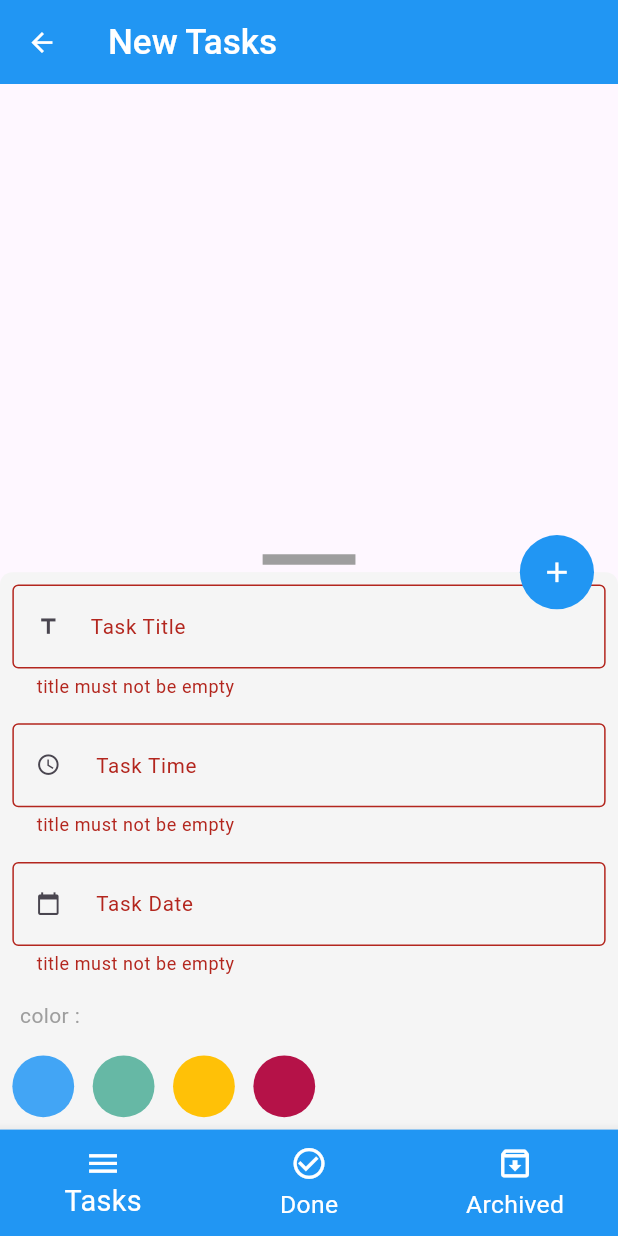
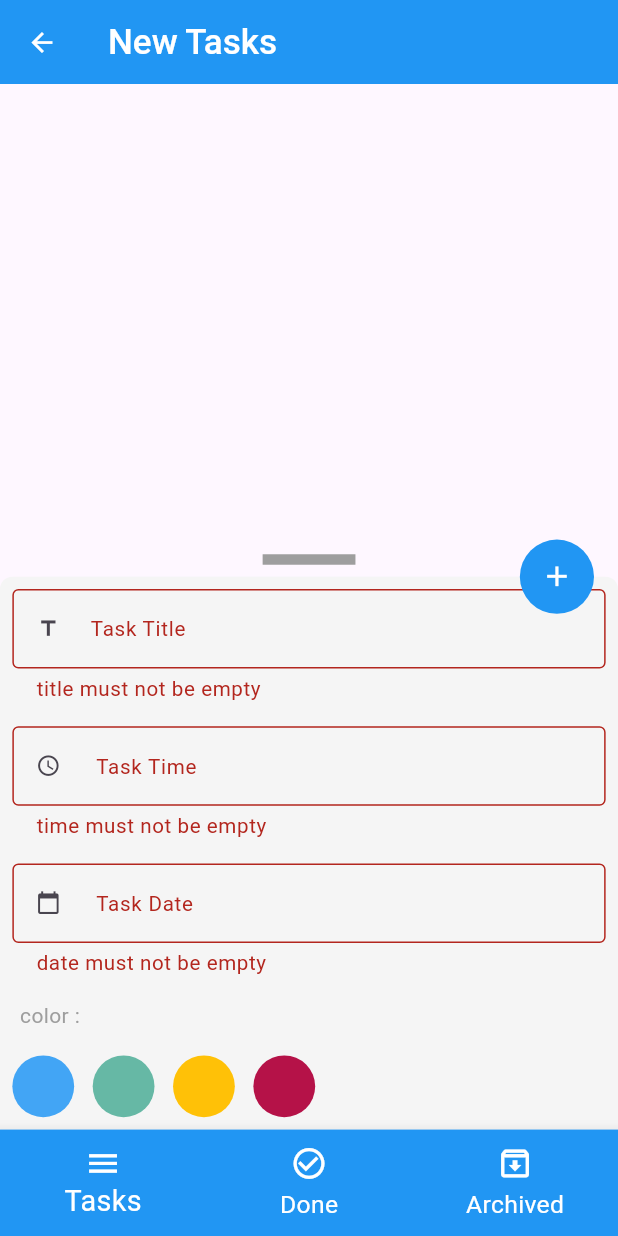
Before and after one commit to OmarMushtaha2020/to_do_app, a Flutter app: the screen it shows after launch, after a tap on the "edit" icon, after a tap on the "add" icon, on a phone screen of 412 x 824 dp. Run offline on Flutter 3.47's test engine with Material 3 defaults, Android fonts, the phone set to English and light mode, and no system bars; our stand-ins replace animated_splash_screen, device_preview, firebase_core, firebase_crashlytics, flutter_bloc, sizer and 1 more; accounts and stored records are empty; project files that could hold a hidden picture were left out.

Commit message:
Minor modifications and improvements to the code and make at responsive

```diff
--- a/lib/layout/home_screen/home_screen.dart
+++ b/lib/layout/home_screen/home_screen.dart
@@ -67,6 +67,12 @@ class Home_Screen extends StatelessWidget {
                           buildTextFromField(
                             icons: Icons.title,
                             type: TextInputType.name,
+                            validatorForm: ( value){
+                              if(value!.isEmpty){
+                                return "title must not be empty";
+                              }
+                              return null;
+                            },
                             text: "Task Title",
                             controller: email,
                           ),
@@ -75,6 +81,12 @@ class Home_Screen extends StatelessWidget {
                           ),
                           buildTextFromField(
                             text: ' Task Time',
+                            validatorForm: ( value){
+                              if(value!.isEmpty){
+                                return "time must not be empty";
+                              }
+                              return null;
+                            },
                             icons: Icons.watch_later_outlined,
                             controller: time,
                             type: TextInputType.datetime,
@@ -92,6 +104,12 @@ class Home_Screen extends StatelessWidget {
                           ),
                           buildTextFromField(
                             text: ' Task Date',
+                            validatorForm: ( value){
+                              if(value!.isEmpty){
+                                return "date must not be empty";
+                              }
+                              return null;
+                            },
                             icons: Icons.calendar_today,
                             controller: date,
                             fun: () {
@@ -224,6 +242,12 @@ class Home_Screen extends StatelessWidget {
                               icons: Icons.title,
                               type: TextInputType.name,
                               text: "Task Title",
+                              validatorForm: ( value){
+                                if(value!.isEmpty){
+                                  return "title must not be empty";
+                                }
+                                return null;
+                              },
                               controller: email,
                             ),
                             SizedBox(
@@ -231,6 +255,12 @@ class Home_Screen extends StatelessWidget {
                             ),
                             buildTextFromField(
                               text: ' Task Time',
+                              validatorForm: ( value){
+                                if(value!.isEmpty){
+                                  return "time must not be empty";
+                                }
+                                return null;
+                              },
                               icons: Icons.watch_later_outlined,
                               controller: time,
                               type: TextInputType.datetime,
@@ -250,6 +280,12 @@ class Home_Screen extends StatelessWidget {
                             ),
                             buildTextFromField(
                               text: ' Task Date',
+                              validatorForm: ( value){
+                                if(value!.isEmpty){
+                                  return "date must not be empty";
+                                }
+                                return null;
+                              },
                               icons: Icons.calendar_today,
                               controller: date,
                               fun: () {
--- a/lib/modules/archive_tasks/archive_tasks.dart
+++ b/lib/modules/archive_tasks/archive_tasks.dart
@@ -16,7 +16,7 @@ class Archive_Tasks extends StatelessWidget {
 
       },
       builder: (context, state) {
-        return buildListOfTask(Archivetask,"archiveTask");
+        return buildListOfTask(archiveTask,"archiveTask");
 
       },
     );
--- a/lib/modules/done_tasks/done_tasks.dart
+++ b/lib/modules/done_tasks/done_tasks.dart
@@ -17,7 +17,7 @@ class Done_Tasks extends StatelessWidget {
 
       },
       builder: (context, state) {
-        return buildListOfTask(Donetask,"doneTask");
+        return buildListOfTask(doneTask,"doneTask");
 
 
 
--- a/lib/modules/new_tasks/new_tasks.dart
+++ b/lib/modules/new_tasks/new_tasks.dart
@@ -15,7 +15,7 @@ class New_Tasks extends StatelessWidget {
 
       },
       builder: (context, state) {
-        return buildListOfTask(Newtask,"newTask");
+        return buildListOfTask(newTask,"newTask");
       },
     );
   }
--- a/lib/shared/components/components.dart
+++ b/lib/shared/components/components.dart
@@ -14,19 +14,28 @@ Widget buildTextFromField(
         {VoidCallback? fun,
         required TextEditingController controller,
         TextInputType? type,
+          required String? validatorForm(String? value),
         required String text,
         required IconData icons}) =>
     TextFormField(
       enabled: true,
+
       onChanged: onChangedFormField,
-      validator: validatorFormField,
+      validator: validatorForm,
       controller: controller,
       onTap: fun,
       keyboardType: type,
+      style: TextStyle(
+        fontSize: 10.sp, // Change this value to enlarge or reduce the text size
+      ),
+
       decoration: InputDecoration(
         border: OutlineInputBorder(),
         labelText: "$text",
+errorStyle: TextStyle(
+fontSize: 10.sp, // Change this value to enlarge or reduce the text size
 
+),
         labelStyle: TextStyle(
           fontSize: 10.sp,
         ),
@@ -41,9 +50,9 @@ void onChangedFormField(String value) {
   print(value);
 }
 
-String? validatorFormField(String? value) {
+String? validatorFormField(String? value,{String ?name}) {
   if (value!.isEmpty) {
-    return "title must not be empty";
+    return "$name must not be empty";
   }
   return null;
 }
@@ -85,6 +94,12 @@ Widget buildNewTaskFormat(item, context) => Dismissible(
                           children: [
                             buildTextFromField(
                               icons: Icons.title,
+                              validatorForm: ( value){
+                                if(value!.isEmpty){
+                                  return "title must not be empty";
+}
+                                return null;
+},
                               type: TextInputType.name,
                               text: "Task Title",
                               controller: email,
@@ -94,6 +109,12 @@ Widget buildNewTaskFormat(item, context) => Dismissible(
                             ),
                             buildTextFromField(
                               text: ' Task Time',
+validatorForm: ( value){
+if(value!.isEmpty){
+return "time must not be empty";
+}
+return null;
+},
                               icons: Icons.watch_later_outlined,
                               controller: time,
                               type: TextInputType.datetime,
@@ -111,6 +132,12 @@ Widget buildNewTaskFormat(item, context) => Dismissible(
                             ),
                             buildTextFromField(
                               text: ' Task Date',
+validatorForm: ( value){
+if(value!.isEmpty){
+return "date must not be empty";
+}
+return null;
+},
                               icons: Icons.calendar_today,
                               controller: date,
                               fun: () {
--- a/lib/shared/components/constant.dart
+++ b/lib/shared/components/constant.dart
@@ -1,3 +1,3 @@
-List<Map>Newtask=[];
-List<Map>Donetask=[];
-List<Map>Archivetask=[];
+List<Map>newTask=[];
+List<Map>doneTask=[];
+List<Map>archiveTask=[];
--- a/lib/shared/cubit/cubit.dart
+++ b/lib/shared/cubit/cubit.dart
@@ -100,7 +100,7 @@ int ?indexColor;
 
     emit(LoadData());
       db.rawQuery('SELECT * FROM Tasq WHERE value =?',[value]).then((value) {
-        Newtask = value;
+        newTask = value;
 
     emit(GetFormDb());
       });
@@ -109,7 +109,7 @@ int ?indexColor;
 
     emit(LoadData());
     db.rawQuery('SELECT * FROM Tasq WHERE value =?',[value]).then((value) {
-      Donetask = value;
+      doneTask = value;
 
       emit(GetFormDb());
     });
@@ -117,7 +117,7 @@ int ?indexColor;
   void getListOfArchivedTask(db,int value)  {
     emit(LoadData());
     db.rawQuery('SELECT * FROM Tasq WHERE value =?',[value]).then((value) {
-      Archivetask = value;
+      archiveTask = value;
 
       emit(GetFormDb());
     });
```
